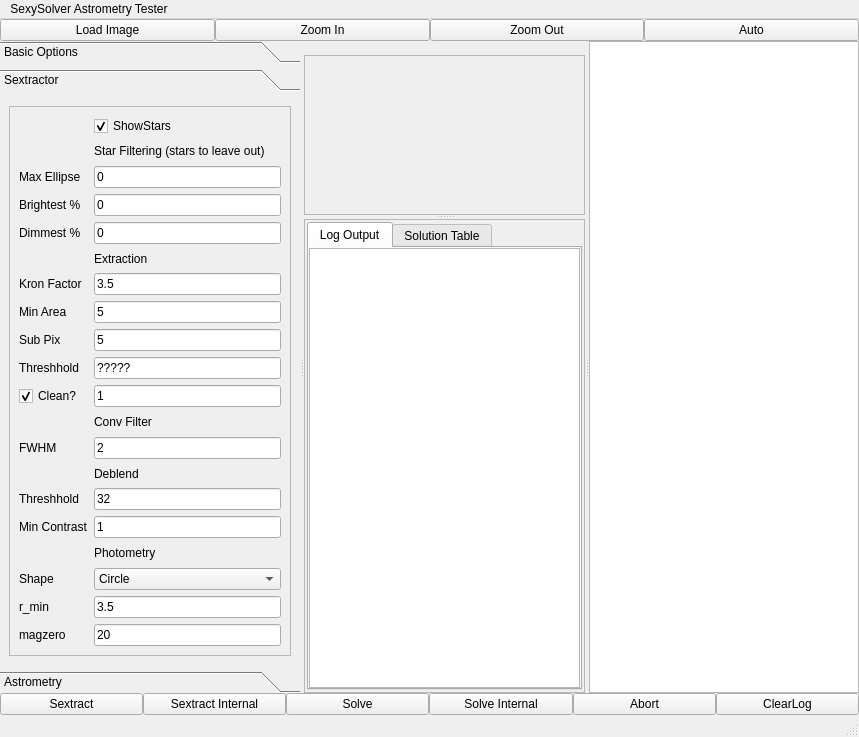
This is mainwindow.ui in rlancaste/stellarsolver as Qt 5 draws it before an edit. The edited form follows.
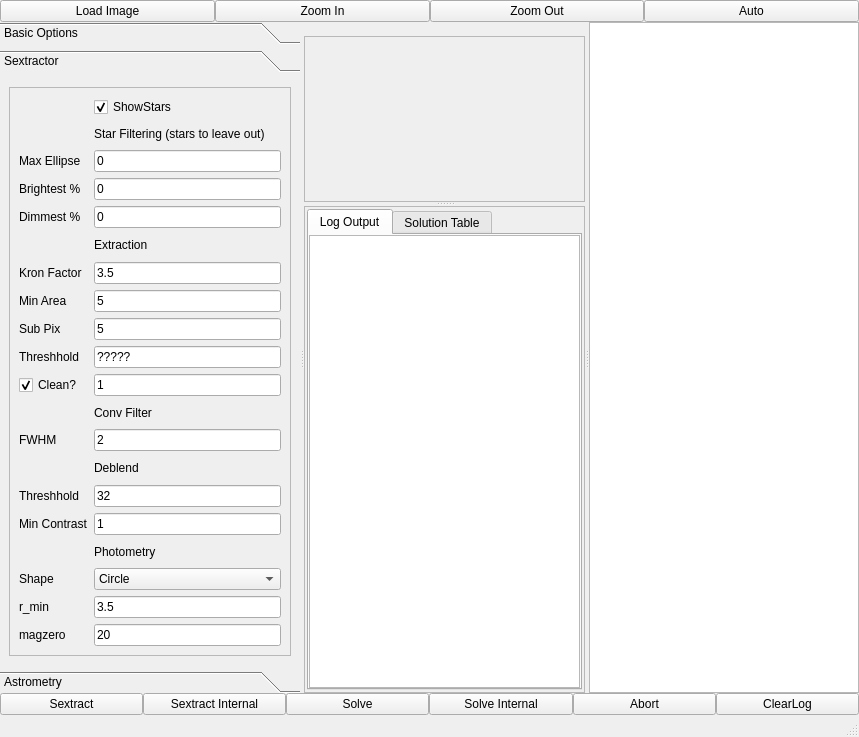
This is the edited form. Custom widgets are drawn as their Qt base class.

Commit message: Title improvements, project name, menubar removal, cleaning up

Diff of the .ui file:
```diff
--- a/mainwindow.ui
+++ b/mainwindow.ui
@@ -1066,22 +1066,6 @@
     </item>
    </layout>
   </widget>
-  <widget class="QMenuBar" name="menubar">
-   <property name="geometry">
-    <rect>
-     <x>0</x>
-     <y>0</y>
-     <width>859</width>
-     <height>22</height>
-    </rect>
-   </property>
-   <widget class="QMenu" name="menuSextractor_and_Astrometry_Tester">
-    <property name="title">
-     <string>SexySolver Astrometry Tester</string>
-    </property>
-   </widget>
-   <addaction name="menuSextractor_and_Astrometry_Tester"/>
-  </widget>
   <widget class="QStatusBar" name="statusbar">
    <property name="enabled">
     <bool>true</bool>
```
The commit also changes 2 other files.
